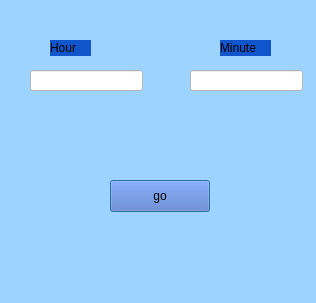
Old version of the form timeCheck.ui in the repository ban2224/capstone_motor.
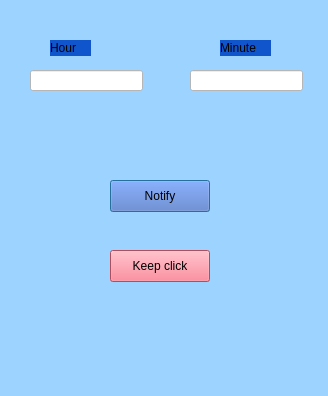
New version of the form.

What changed in the file:
```diff
--- a/timeCheck.ui
+++ b/timeCheck.ui
@@ -6,8 +6,8 @@
    <rect>
     <x>0</x>
     <y>0</y>
-    <width>316</width>
-    <height>303</height>
+    <width>328</width>
+    <height>396</height>
    </rect>
   </property>
   <property name="windowTitle">
@@ -74,7 +74,7 @@
     <string notr="true">background:rgb(84, 116, 197)</string>
    </property>
    <property name="text">
-    <string>go</string>
+    <string>Notify</string>
    </property>
   </widget>
   <widget class="QLabel" name="label_3">
@@ -93,6 +93,22 @@
     <string>Minute</string>
    </property>
   </widget>
+  <widget class="QPushButton" name="keepclick">
+   <property name="geometry">
+    <rect>
+     <x>110</x>
+     <y>250</y>
+     <width>100</width>
+     <height>32</height>
+    </rect>
+   </property>
+   <property name="styleSheet">
+    <string notr="true">background: rgb(255, 105, 127)</string>
+   </property>
+   <property name="text">
+    <string>Keep click</string>
+   </property>
+  </widget>
  </widget>
  <resources/>
  <connections/>
```
Left out of the diff: 2 changed lines with no effect on the pictures.
